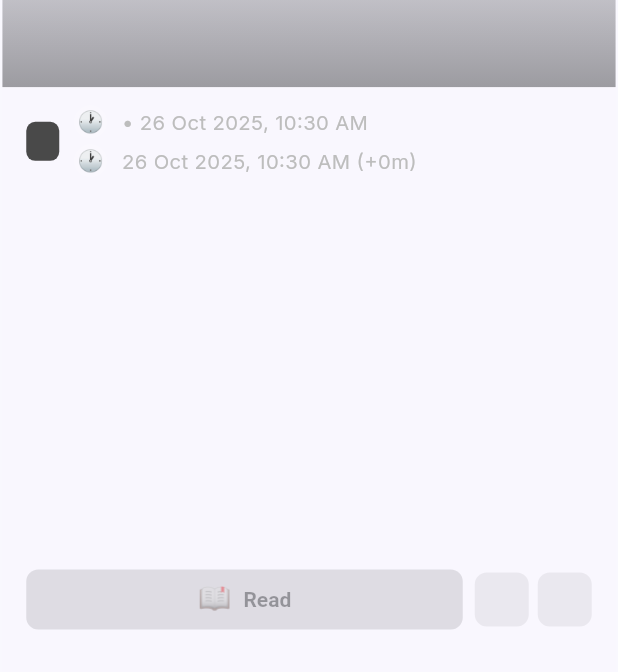
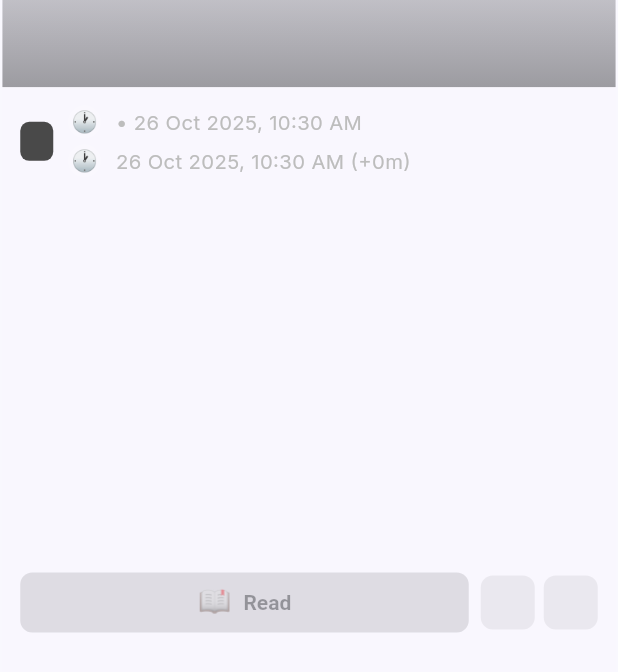
Before and after one commit to onlinecalculatorpro-astro/cinepulse, a Flutter app: the StoryCard widget shown alone on an empty page, opened directly with empty values, on a phone screen of 412 x 824 dp. Shown: the part 260-932 px from the top of the screen. Run offline on Flutter 3.47's test engine with Material 3 defaults, Android fonts, the phone set to English and light mode, and no system bars; our stand-ins replace cached_network_image, chewie, connectivity_plus, firebase_core, firebase_messaging, flutter_local_notifications and 5 more; accounts and stored records are empty; network calls fail; statements that could not run were skipped.

Commit message:
Update story_card.dart

```diff
--- a/lib/features/story/story_card.dart
+++ b/lib/features/story/story_card.dart
@@ -289,7 +289,7 @@ class _StoryCardState extends State<StoryCard> {
                   // Meta + CTA
                   Expanded(
                     child: Padding(
-                      padding: const EdgeInsets.symmetric(horizontal: 16, vertical: 12),
+                      padding: const EdgeInsets.fromLTRB(12, 12, 12, 8),
                       child: Column(
                         crossAxisAlignment: CrossAxisAlignment.start,
                         children: [
```
